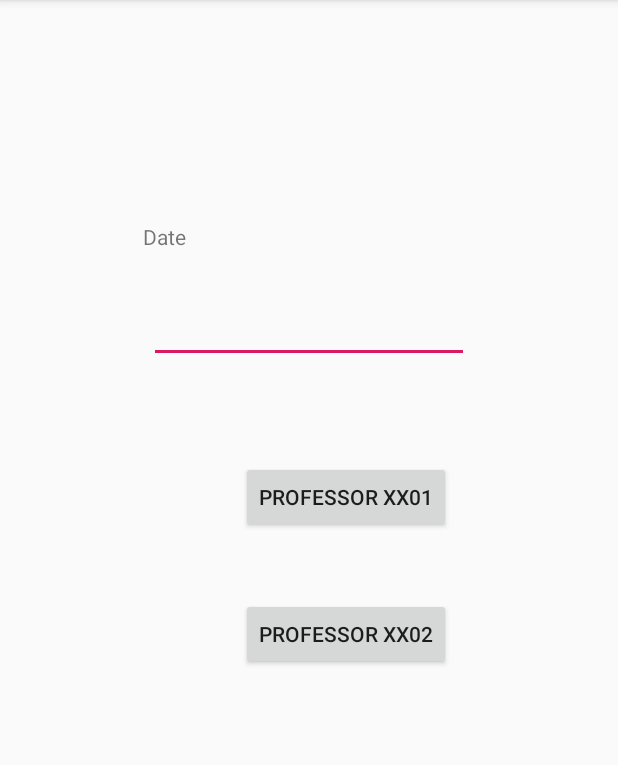
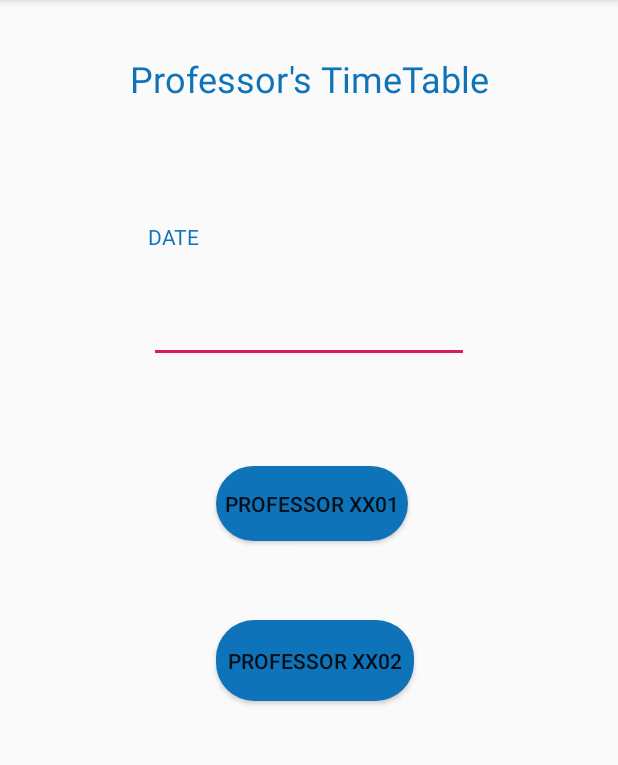
Before and after one commit to Can-ZHOU/Group2-Android, an Android app: the ProfessorTimetableActivity screen opened directly, with no data from a screen before it, on a phone screen of 412 x 824 dp, the part 84-849 px from its top. Run offline under Robolectric (Android 15) with nearby library versions, the phone set to English and light mode, and no system bars; our stand-ins replace Firebase (no records; nobody signed in at launch, a user with empty details on screens opened directly); Roboto replaces fonts that are not available here.

Commit message:
Modified the changes as you said,CAN. Have a look and then merge.Couldn't understand the "Myadapter" code or else I would have changed the text color of listView items.

```diff
--- a/app/src/main/res/layout/activity_my_timetable.xml
+++ b/app/src/main/res/layout/activity_my_timetable.xml
@@ -11,7 +11,8 @@
         android:layout_width="match_parent"
         android:layout_height="50dp"
         android:gravity="center"
-        android:text="ADD New time"
+        android:text="ADD New TimeTable"
+        android:background="@drawable/rounded_bt"
         android:textSize="20dp" />
 
     <Button
@@ -20,6 +21,7 @@
         android:layout_height="50dp"
         android:gravity="center"
         android:text="Back to home"
+        android:background="@drawable/rounded_bt"
         android:textSize="20dp" />
 
     <TextView
@@ -28,6 +30,8 @@
         android:layout_height="50dp"
         android:gravity="center"
         android:text="My Timetable"
+
+        android:textColor="#0E73B9"
         android:textSize="20dp" />
 
     <ListView
--- a/app/src/main/res/layout/activity_professor_timetable.xml
+++ b/app/src/main/res/layout/activity_professor_timetable.xml
@@ -8,20 +8,22 @@
 
     <Button
         android:id="@+id/button_professor_01"
-        android:layout_width="wrap_content"
-        android:layout_height="wrap_content"
-        android:layout_marginTop="65dp"
-        android:layout_marginEnd="12dp"
-        android:layout_marginRight="12dp"
+        android:layout_width="137dp"
+        android:layout_height="59dp"
+        android:layout_marginTop="64dp"
+        android:layout_marginEnd="36dp"
+        android:layout_marginRight="36dp"
+        android:background="@drawable/rounded_bt"
         android:text="Professor xx01"
         app:layout_constraintEnd_toEndOf="@+id/professor_date"
         app:layout_constraintTop_toBottomOf="@+id/professor_date" />
 
     <Button
         android:id="@+id/button_professor_02"
-        android:layout_width="wrap_content"
-        android:layout_height="wrap_content"
+        android:layout_width="141dp"
+        android:layout_height="63dp"
         android:layout_marginTop="43dp"
+        android:background="@drawable/rounded_bt"
         android:text="Professor xx02"
         app:layout_constraintStart_toStartOf="@+id/button_professor_01"
         app:layout_constraintTop_toBottomOf="@+id/button_professor_01" />
@@ -45,7 +47,21 @@
         android:layout_marginStart="95dp"
         android:layout_marginLeft="95dp"
         android:layout_marginTop="148dp"
-        android:text="Date"
+        android:text=" DATE"
+        android:textColor="#0E73B9"
         app:layout_constraintStart_toStartOf="parent"
         app:layout_constraintTop_toTopOf="parent" />
+
+    <TextView
+        android:id="@+id/textView14"
+        android:layout_width="275dp"
+        android:layout_height="52dp"
+        android:text="   Professor's TimeTable"
+        android:textColor="#0E73B9"
+        android:textSize="24sp"
+        app:layout_constraintBottom_toTopOf="@+id/professor_date"
+        app:layout_constraintEnd_toEndOf="parent"
+        app:layout_constraintStart_toStartOf="parent"
+        app:layout_constraintTop_toTopOf="parent"
+        app:layout_constraintVertical_bias="0.251" />
 </androidx.constraintlayout.widget.ConstraintLayout>
```
Also changed, not shown: app/src/main/res/layout/activity_add_timeable.xml (+27 -6 lines), app/src/main/res/layout/activity_add_timetable_comfirm.xml (+14 -10 lines), app/src/main/res/layout/activity_professor_choice.xml (+8 -8 lines), app/src/main/res/drawable-v24/add.png (added).
